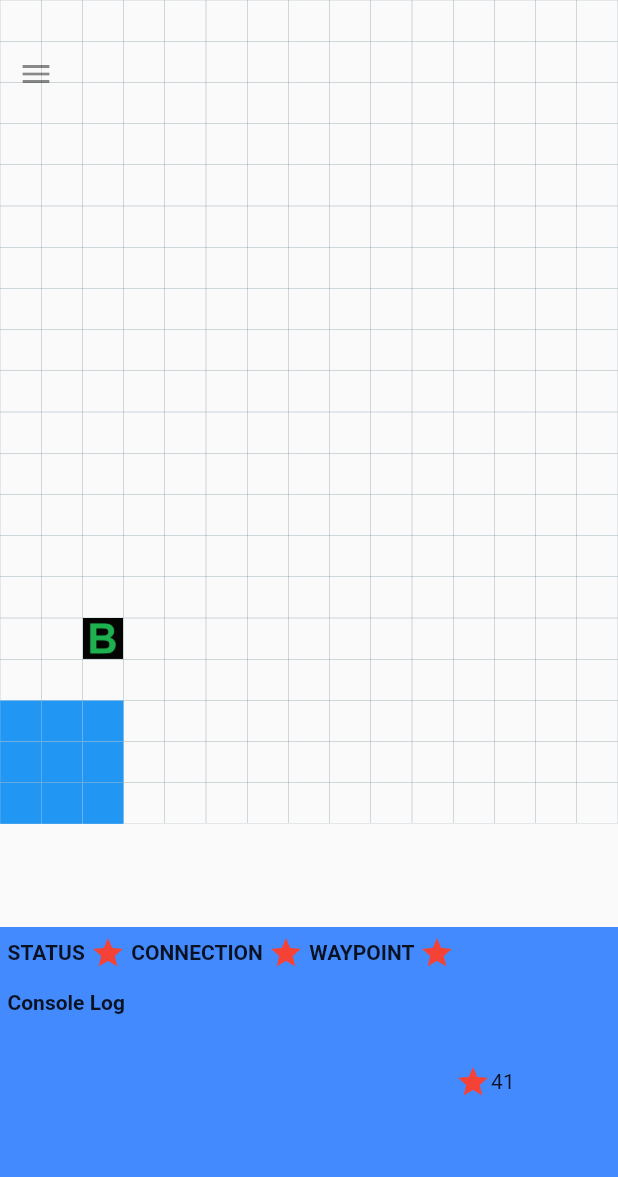
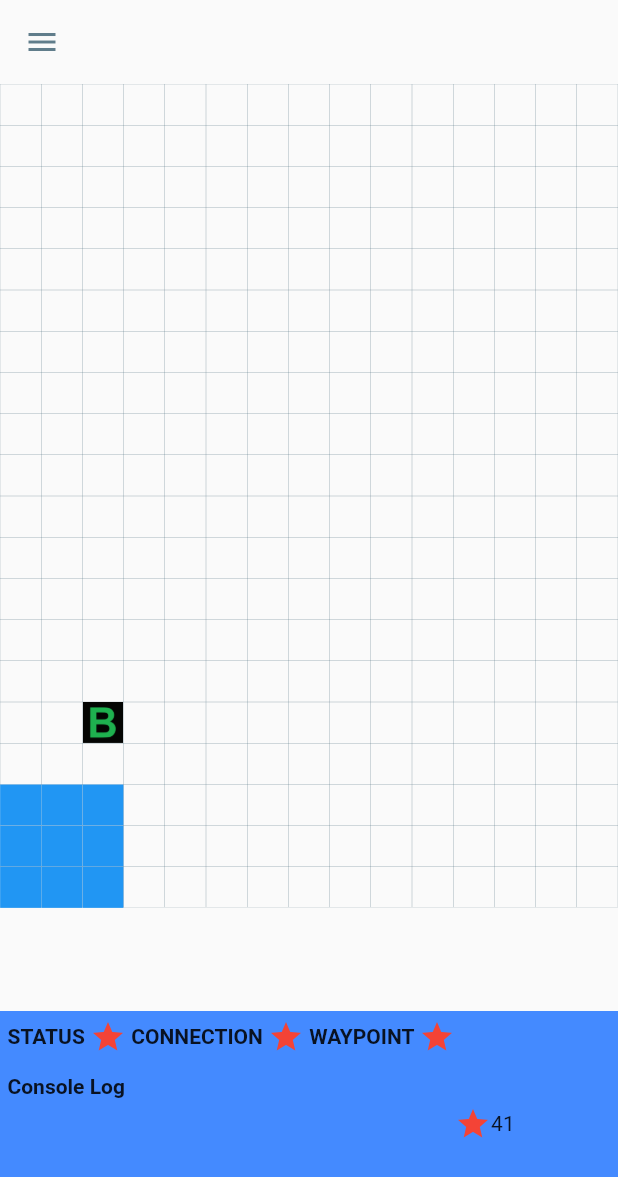
Before and after one commit to ngljie97/ay2021mdp_grp5, a Flutter app: the screen it shows after launch, on a phone screen of 412 x 824 dp. Shown: the top 1177 px of the screen. Run offline on Flutter 3.47's test engine with Material 2 defaults, Android fonts, the phone set to English and light mode, and no system bars.

Commit message:
1. Improvements to GUI. - Added persistent Navigation menu with the hamburger. 2. Changed routing logic. - Uses a dynamic Route builder in router.dart.

```diff
--- a/android_remote/lib/main.dart
+++ b/android_remote/lib/main.dart
@@ -1,8 +1,8 @@
 import 'package:android_remote/states/ArenaGrid.dart';
-import 'package:android_remote/states/MyHomePage.dart';
-import 'package:android_remote/states/SettingsPage.dart';
-import 'package:flutter/cupertino.dart';
 import 'package:flutter/material.dart';
+
+import 'page_master.dart';
+import 'router.dart';
 
 void main() {
   runApp(MyApp());
@@ -10,33 +10,62 @@ void main() {
 
 GlobalKey<ScaffoldState> _scaffoldKey = GlobalKey<ScaffoldState>();
 
+class MyApp extends StatelessWidget {
+  // This widget is the root of your application.
+  @override
+  Widget build(BuildContext context) {
+    return MaterialApp(
+      onGenerateRoute: CRouter.generateRoute,
+      initialRoute: homeRoute,
+      theme: ThemeData(
+        visualDensity: VisualDensity.adaptivePlatformDensity,
+        primaryColor: CustomTheme.themeColor,
+      ),
+      debugShowCheckedModeBanner: false,
+    );
+  }
+}
+
 class App extends StatefulWidget {
   final String title;
+
   App({Key key, this.title}) : super(key: key);
 
   _AppState createState() => _AppState();
 }
 
-class MyApp extends StatelessWidget {
-  // This widget is the root of your application.
-  @override
-  Widget build(BuildContext context) {
-    return MaterialApp(
-      debugShowCheckedModeBanner: false,
-      home: App(title: 'Robot Controller'),
-    );
-  }
+class _AppState extends State<App> {
+  Future<bool> _onWillPop() async {
+    return (await showDialog(
+          context: context,
+          builder: (context) => new AlertDialog(
+            title: new Text('Are you sure?'),
+            content: new Text('Do you want to exit an App'),
+            actions: <Widget>[
+              new FlatButton(
+                onPressed: () => Navigator.of(context).pop(false),
+                child: new Text('No'),
+              ),
+              new FlatButton(
+                onPressed: () => Navigator.of(context).pop(true),
+                child: new Text('Yes'),
+              ),
+            ],
+          ),
+        )) ??
+        false;
   }
 
-class _AppState extends State<App> {
   PageController _myPage;
   var selectedPage;
 
   @override
   Widget build(BuildContext context) {
-    return Scaffold(
-
+    return new WillPopScope(
+      onWillPop: _onWillPop,
+      child: new Scaffold(
         body: _buildLayout(),
+      ),
     );
   }
 
@@ -53,57 +82,40 @@ class _AppState extends State<App> {
         crossAxisAlignment: CrossAxisAlignment.stretch,
         mainAxisAlignment: MainAxisAlignment.start,
         children: <Widget>[
-          _buildTopLayout()
-          ,_buildBottomLayout()
-          ,
-
+          _buildTopLayout(),
+          _buildBottomLayout(),
         ],
       ),
     );
   }
+
   Widget _buildTopLayout() {
     return Container(
       child: Stack(
         children: <Widget>[
           Container(
-
             //Arena Layout
             child: ArenaGrid(),
-          ),
-          Container(
-            //Top Left Drawer Button
-            padding: EdgeInsets.fromLTRB(0, 25, 0, 0),
-            color: Colors.transparent,
-            child: IconButton(
-              icon: Icon(Icons.menu),
-              color: Colors.black45,
-              onPressed: () {
-                Navigator.push(
-                    context,
-                    new MaterialPageRoute(
-                        builder: (context) => new SettingsPage()));
-              },
-            ),
           ),
         ],
       ),
     );
   }
+
   Widget _buildBottomLayout() {
     return Expanded(
-      flex:1,
+      flex: 1,
       child: Container(
         color: Colors.blueAccent,
         alignment: Alignment.bottomCenter,
-        child:
-        Row(
+        child: Row(
           children: [
             Column(
               crossAxisAlignment: CrossAxisAlignment.start,
               children: [
                 /*2*/
                 Container(
-                      padding: const EdgeInsets.only(bottom: 8,top:5,left:5),
+                    padding: const EdgeInsets.only(bottom: 8, top: 5, left: 5),
                     child: Row(
                       children: [
                         Text(
@@ -137,12 +149,9 @@ class _AppState extends State<App> {
                           color: Colors.red[500],
                         ),
                       ],
-
-                      )
-
-                  ),
+                    )),
                 Container(
-                    padding: const EdgeInsets.only(bottom: 8,top:5,left:5),
+                  padding: const EdgeInsets.only(bottom: 8, top: 5, left: 5),
                   child: Text(
                     'Console Log',
                     style: TextStyle(
--- /dev/null
+++ b/android_remote/lib/page_master.dart
@@ -0,0 +1,83 @@
+import 'package:flutter/material.dart';
+
+import 'router.dart';
+
+class CustomTheme {
+  static MaterialColor themeColor = Colors.blueGrey;
+  static Color textColor = Colors.white;
+}
+
+class AppMaster extends StatelessWidget {
+  final Widget body;
+
+  AppMaster({this.body});
+
+  @override
+  Widget build(BuildContext context) {
+    return new Scaffold(
+      appBar: AppBar(
+        backgroundColor: Colors.transparent,
+        elevation: 0.0,
+        iconTheme: IconThemeData(color: CustomTheme.themeColor),
+      ),
+      body: this.body,
+      drawer: Drawer(
+        child: ListView(
+          padding: EdgeInsets.zero,
+          children: <Widget>[
+            DrawerHeader(
+                margin: EdgeInsets.zero,
+                padding: EdgeInsets.zero,
+                decoration: BoxDecoration(
+                  color: CustomTheme.themeColor,
+                ),
+                child: Stack(children: <Widget>[
+                  Positioned(
+                      bottom: 12.0,
+                      left: 16.0,
+                      child: Text('Remote Controller Module',
+                          style: TextStyle(
+                              color: CustomTheme.textColor,
+                              fontSize: 20.0,
+                              fontWeight: FontWeight.w500))),
+                ])),
+            ListTile(
+              leading: Icon(Icons.bluetooth),
+              title: Text('Connect / Disconnect'),
+              onTap: () {
+                Navigator.popAndPushNamed(context, connectionRoute);
+              },
+            ),
+            Divider(),
+            ListTile(
+              title: Text('Edit persistent strings'),
+            ),
+            ListTile(
+              leading: Icon(Icons.border_color),
+              title: Text('Function 1'),
+            ),
+            ListTile(
+              leading: Icon(Icons.border_color),
+              title: Text('Function 2'),
+            ),
+            Divider(),
+            ListTile(
+              leading: Icon(Icons.settings),
+              title: Text('Settings'),
+              onTap: () {
+                Navigator.popAndPushNamed(context, settingsRoute);
+              },
+            ),
+            ListTile(
+              leading: Icon(Icons.info_outline),
+              title: Text('About'),
+              onTap: () {
+                Navigator.popAndPushNamed(context, aboutRoute);
+              },
+            ),
+          ],
+        ),
+      ),
+    );
+  }
+}
--- /dev/null
+++ b/android_remote/lib/router.dart
@@ -0,0 +1,35 @@
+import 'package:flutter/material.dart';
+
+import 'main.dart';
+import 'page_master.dart';
+import 'pages/about.dart';
+import 'pages/bluetooth_connection.dart';
+import 'pages/settings.dart';
+
+const String homeRoute = '/';
+const String connectionRoute = '/bluetooth_connection';
+const String settingsRoute = '/settings';
+const String aboutRoute = '/about';
+
+class CRouter {
+  static Route<dynamic> generateRoute(RouteSettings settings) {
+    switch (settings.name) {
+      case homeRoute:
+        return MaterialPageRoute(builder: (_) => AppMaster(body: App()));
+      case connectionRoute:
+        return MaterialPageRoute(
+            builder: (_) => AppMaster(body: ConnectionPage()));
+      case settingsRoute:
+        return MaterialPageRoute(
+            builder: (_) => AppMaster(body: SettingsPage()));
+      case aboutRoute:
+        return MaterialPageRoute(builder: (_) => AppMaster(body: AboutPage()));
+      default:
+        return MaterialPageRoute(
+            builder: (_) => AppMaster(
+                  body: Center(
+                      child: Text('No route defined for ${settings.name}')),
+                ));
+    }
+  }
+}
--- a/android_remote/lib/states/ArenaGrid.dart
+++ b/android_remote/lib/states/ArenaGrid.dart
@@ -1,4 +1,3 @@
-import 'dart:io';
 
 import 'package:flutter/material.dart';
 import 'dart:developer' as developer;
```
Also changed, not shown: android_remote/lib/pages/about.dart (added, +10 -0 lines), android_remote/lib/pages/bluetooth_connection.dart (added, +10 -0 lines), android_remote/lib/pages/settings.dart (added, +10 -0 lines), android_remote/pubspec.lock. Lines whose indentation alone changed are shown as unchanged.
